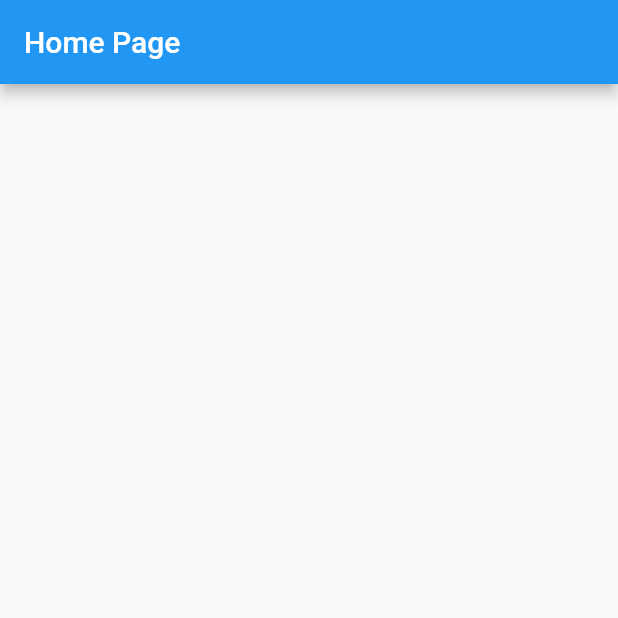
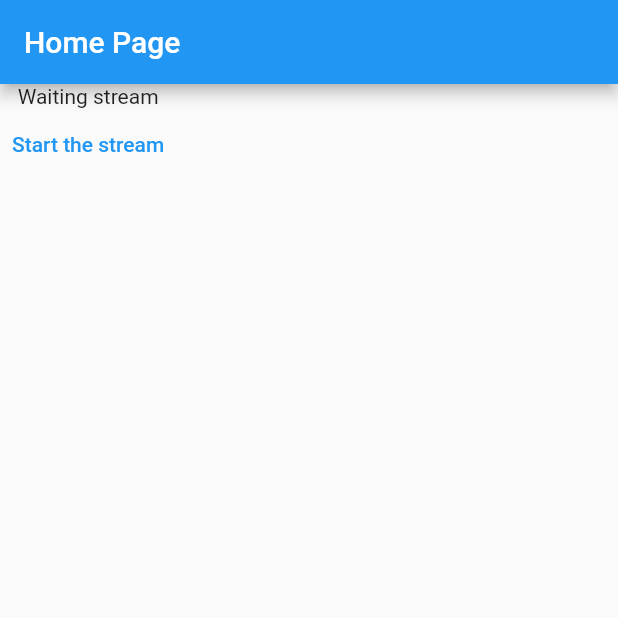
Before and after one commit to jinyongnan810/flutter_rx, a Flutter app: the screen it shows after launch, on a phone screen of 412 x 824 dp, the top half of it. Run offline on Flutter 3.47's test engine with Material 2 defaults, Android fonts, the light colour scheme and no system bars; our stand-ins replace flutter_hooks, rxdart.

Commit message:
chapter 7

```diff
--- a/lib/main.dart
+++ b/lib/main.dart
@@ -1,4 +1,5 @@
 import 'package:flutter/material.dart';
+import 'package:flutter_hooks/flutter_hooks.dart';
 import 'package:rxdart/rxdart.dart';
 import 'dart:developer' as devtools show log;
 
@@ -26,14 +27,33 @@ class MyApp extends StatelessWidget {
   }
 }
 
-class HomePage extends StatelessWidget {
+class HomePage extends HookWidget {
   const HomePage({Key? key}) : super(key: key);
 
   @override
   Widget build(BuildContext context) {
-    'hello'.log();
+    final subject = useMemoized(() => BehaviorSubject<DateTime>());
+    final stream = useMemoized(() => subject.switchMap((dateTime) =>
+        Stream.periodic(const Duration(seconds: 1),
+            (count) => 'Stream count($count), DateTime:$dateTime')));
+    useEffect(() => subject.close, [key]);
     return Scaffold(
       appBar: AppBar(title: const Text('Home Page')),
+      body: Column(crossAxisAlignment: CrossAxisAlignment.center, children: [
+        StreamBuilder<String>(
+            stream: stream,
+            builder: (ctx, snapshot) {
+              if (snapshot.hasData) {
+                final str = snapshot.requireData;
+                return Text(str);
+              } else {
+                return const Text('Waiting stream');
+              }
+            }),
+        TextButton(
+            onPressed: () => subject.add(DateTime.now()),
+            child: const Text('Start the stream'))
+      ]),
     );
   }
 }
```
Also changed, not shown: 1 other file.
